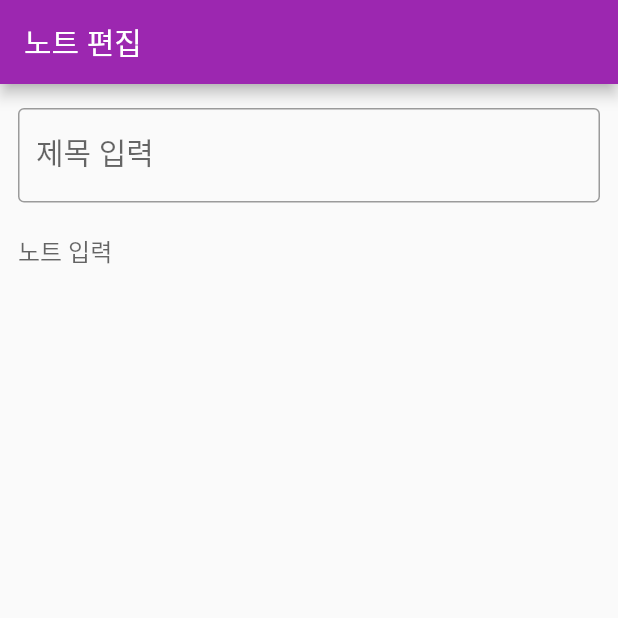
After one commit to DoYonKim/Books, a Flutter app: the screen it shows after launch, on a phone screen of 412 x 824 dp, the top half of it. The commit adds this screen. Run offline on Flutter 3.47's test engine with Material 2 defaults, Android fonts, the light colour scheme and no system bars.

Commit message:
텍스트 입력페이지 생성

```diff
--- a/flutter/class101/sticky_notes/lib/main.dart
+++ b/flutter/class101/sticky_notes/lib/main.dart
@@ -1,4 +1,5 @@
 import 'package:flutter/material.dart';
+import 'package:sticky_notes/page/note_edit_page.dart';
 import 'package:sticky_notes/page/note_list_page.dart';
 
 void main() {
@@ -14,7 +15,7 @@ class MyApp extends StatelessWidget {
         primarySwatch: Colors.purple,
         visualDensity: VisualDensity.adaptivePlatformDensity,
       ),
-      home: NoteListPage(),
+      home: NoteEditPage(),
     );
   }
 }
--- /dev/null
+++ b/flutter/class101/sticky_notes/lib/page/note_edit_page.dart
@@ -0,0 +1,55 @@
+import 'package:flutter/material.dart';
+
+class NoteEditPage extends StatefulWidget {
+
+  @override
+  State createState() => _NoteEditPageState();
+}
+
+class _NoteEditPageState extends State<NoteEditPage>{
+
+  String title;
+  String body;
+
+  @override
+  Widget build(BuildContext context) {
+    return Scaffold(
+      appBar: AppBar(
+        title: Text('노트 편집'),
+      ),
+      body: SingleChildScrollView(
+        padding: EdgeInsets.symmetric(horizontal: 12.0, vertical: 16.0),
+        child: Column(
+          mainAxisSize: MainAxisSize.min,
+          children: [
+            TextField(
+              decoration: InputDecoration(
+                border: OutlineInputBorder(),
+                labelText: '제목 입력',
+              ),
+              maxLines: 1,
+              style: TextStyle(fontSize: 20.0),
+              onChanged: (text){
+                title = text;
+              },
+            ),
+            SizedBox(
+              height: 8.0,
+            ),
+            TextField(
+              decoration: InputDecoration(
+                border: InputBorder.none,
+                hintText: '노트 입력',
+              ),
+              maxLines: null,
+              keyboardType: TextInputType.multiline,
+              onChanged: (text){
+                body = text;
+              },
+            ),
+          ],
+        ),
+      ),
+    );
+  }
+}
```
